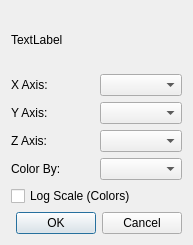
First picture: the form in ui/PlotDialog.ui, repository nstander/DatView, before the edit.
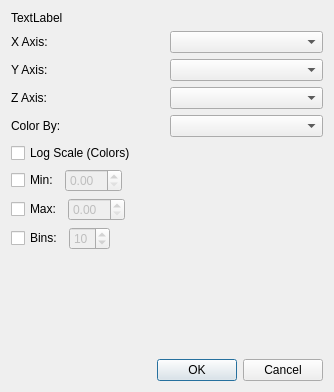
Second picture: the form after the edit.

Commit message: Added an initial aggregated plot, seems to be working well, more options to come.

```diff
--- a/ui/PlotDialog.ui
+++ b/ui/PlotDialog.ui
@@ -6,14 +6,14 @@
    <rect>
     <x>0</x>
     <y>0</y>
-    <width>193</width>
-    <height>245</height>
+    <width>334</width>
+    <height>392</height>
    </rect>
   </property>
   <property name="windowTitle">
    <string>Scatter Plot</string>
   </property>
-  <layout class="QVBoxLayout" name="verticalLayout">
+  <layout class="QVBoxLayout" name="verticalLayout_2">
    <item>
     <widget class="QLabel" name="description">
      <property name="text">
@@ -87,6 +87,142 @@
      </property>
     </widget>
    </item>
+   <item>
+    <widget class="QFrame" name="frame">
+     <property name="frameShape">
+      <enum>QFrame::NoFrame</enum>
+     </property>
+     <property name="frameShadow">
+      <enum>QFrame::Plain</enum>
+     </property>
+     <layout class="QVBoxLayout" name="verticalLayout">
+      <property name="leftMargin">
+       <number>0</number>
+      </property>
+      <property name="topMargin">
+       <number>0</number>
+      </property>
+      <property name="rightMargin">
+       <number>0</number>
+      </property>
+      <property name="bottomMargin">
+       <number>0</number>
+      </property>
+      <item>
+       <layout class="QHBoxLayout" name="horizontalLayout_5">
+        <item>
+         <widget class="QCheckBox" name="minCheckBox">
+          <property name="text">
+           <string>Min:</string>
+          </property>
+         </widget>
+        </item>
+        <item>
+         <widget class="QDoubleSpinBox" name="minSpinBox">
+          <property name="enabled">
+           <bool>false</bool>
+          </property>
+         </widget>
+        </item>
+        <item>
+         <spacer name="horizontalSpacer">
+          <property name="orientation">
+           <enum>Qt::Horizontal</enum>
+          </property>
+          <property name="sizeHint" stdset="0">
+           <size>
+            <width>40</width>
+            <height>20</height>
+           </size>
+          </property>
+         </spacer>
+        </item>
+       </layout>
+      </item>
+      <item>
+       <layout class="QHBoxLayout" name="horizontalLayout_6">
+        <item>
+         <widget class="QCheckBox" name="maxCheckBox">
+          <property name="text">
+           <string>Max:</string>
+          </property>
+         </widget>
+        </item>
+        <item>
+         <widget class="QDoubleSpinBox" name="maxSpinBox">
+          <property name="enabled">
+           <bool>false</bool>
+          </property>
+         </widget>
+        </item>
+        <item>
+         <spacer name="horizontalSpacer_2">
+          <property name="orientation">
+           <enum>Qt::Horizontal</enum>
+          </property>
+          <property name="sizeHint" stdset="0">
+           <size>
+            <width>40</width>
+            <height>20</height>
+           </size>
+          </property>
+         </spacer>
+        </item>
+       </layout>
+      </item>
+      <item>
+       <layout class="QHBoxLayout" name="horizontalLayout_7">
+        <item>
+         <widget class="QCheckBox" name="binCheckBox">
+          <property name="text">
+           <string>Bins:</string>
+          </property>
+         </widget>
+        </item>
+        <item>
+         <widget class="QSpinBox" name="binSpinBox">
+          <property name="enabled">
+           <bool>false</bool>
+          </property>
+          <property name="minimum">
+           <number>1</number>
+          </property>
+          <property name="value">
+           <number>10</number>
+          </property>
+         </widget>
+        </item>
+        <item>
+         <spacer name="horizontalSpacer_3">
+          <property name="orientation">
+           <enum>Qt::Horizontal</enum>
+          </property>
+          <property name="sizeHint" stdset="0">
+           <size>
+            <width>40</width>
+            <height>20</height>
+           </size>
+          </property>
+         </spacer>
+        </item>
+       </layout>
+      </item>
+     </layout>
+    </widget>
+   </item>
+   <item>
+    <spacer name="verticalSpacer">
+     <property name="orientation">
+      <enum>Qt::Vertical</enum>
+     </property>
+     <property name="sizeHint" stdset="0">
+      <size>
+       <width>20</width>
+       <height>40</height>
+      </size>
+     </property>
+    </spacer>
+   </item>
    <item>
     <widget class="QDialogButtonBox" name="buttonBox">
      <property name="orientation">
```
Left out of the diff: 48 changed lines with no effect on the pictures. The commit also changes 11 other files.
